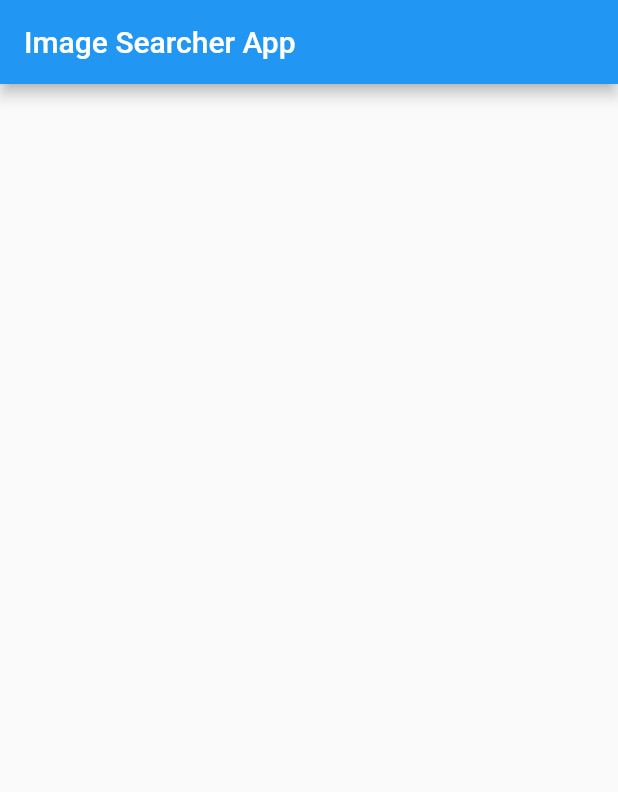
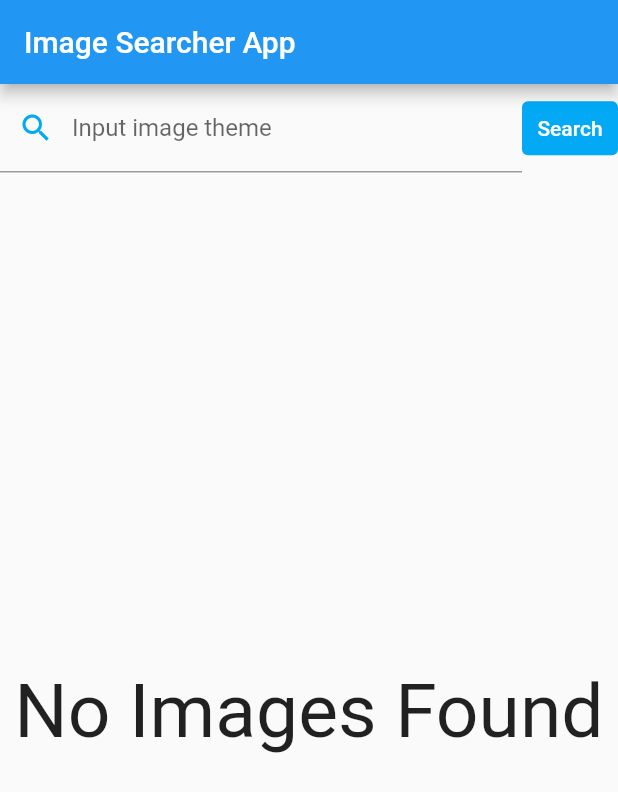
Before and after one commit to nicolaespinu/Unsplash_Image_Searcher, a Flutter app: the screen it shows after launch, on a phone screen of 412 x 824 dp. Shown: the top 792 px of the screen. Run offline on Flutter 3.47's test engine with Material 2 defaults, Android fonts, the phone set to English and light mode, and no system bars; our stand-ins replace flutter_dotenv; network calls fail.

Commit message:
Added search criteria for images

```diff
--- a/lib/main.dart
+++ b/lib/main.dart
@@ -30,6 +30,8 @@ class MyHomePage extends StatefulWidget {
 class _MyHomePageState extends State<MyHomePage> {
   final List<String> _images = <String>[];
   final String? clientID = dotenv.env['API_KEY'];
+  final TextEditingController _searchImageController = TextEditingController();
+  String searchTerm = 'travel';
 
   Future<void> _getImages({String? search}) async {
     final String query = search ?? 'travel';
@@ -64,20 +66,50 @@ class _MyHomePageState extends State<MyHomePage> {
       appBar: AppBar(
         title: const Text('Image Searcher App'),
       ),
-      body: ListView.builder(
-        padding: const EdgeInsets.all(16),
-        itemCount: _images.length,
-        itemBuilder: (BuildContext context, int index) {
-          return Padding(
-            padding: EdgeInsets.only(bottom: index == _images.length - 1 ? 0 : 16),
-            child: Image.network(
-              _images[index],
-              height: 0.4 * MediaQuery.of(context).size.height,
-              width: 0.2 * MediaQuery.of(context).size.width,
-              fit: BoxFit.fitHeight,
-            ),
-          );
-        },
+      body: Column(
+        children: <Widget>[
+          Row(
+            children: <Widget>[
+              Expanded(
+                  child: TextField(
+                      controller: _searchImageController,
+                      decoration: const InputDecoration(
+                        label: Text('Input image theme'),
+                        prefixIcon: Icon(Icons.search),
+                        prefixIconColor: Colors.lightBlue,
+                      ))),
+              TextButton(
+                  onPressed: () {
+                    searchTerm = _searchImageController.text;
+                    searchTerm.isEmpty ? 'random' : searchTerm;
+                    _getImages(search: searchTerm);
+                  },
+                  style: TextButton.styleFrom(backgroundColor: Colors.lightBlue, foregroundColor: Colors.white),
+                  child: const Text('Search'))
+            ],
+          ),
+          const SizedBox(
+            height: 10,
+          ),
+          Expanded(
+            child: _images.isEmpty
+                ? const Center(
+                    child: Text(
+                      'No Images Found',
+                      style: TextStyle(fontSize: 50),
+                    ),
+                  )
+                : GridView.builder(
+                    itemCount: _images.length,
+                    itemBuilder: (BuildContext context, int index) {
+                      return GridTile(child: Image.network(_images[index]));
+                    },
+                    gridDelegate: const SliverGridDelegateWithFixedCrossAxisCount(
+                      crossAxisCount: 2,
+                    ),
+                  ),
+          )
+        ],
       ),
     );
   }
```
Also changed, not shown: images/Screen_2.png (added), 1 other file.
